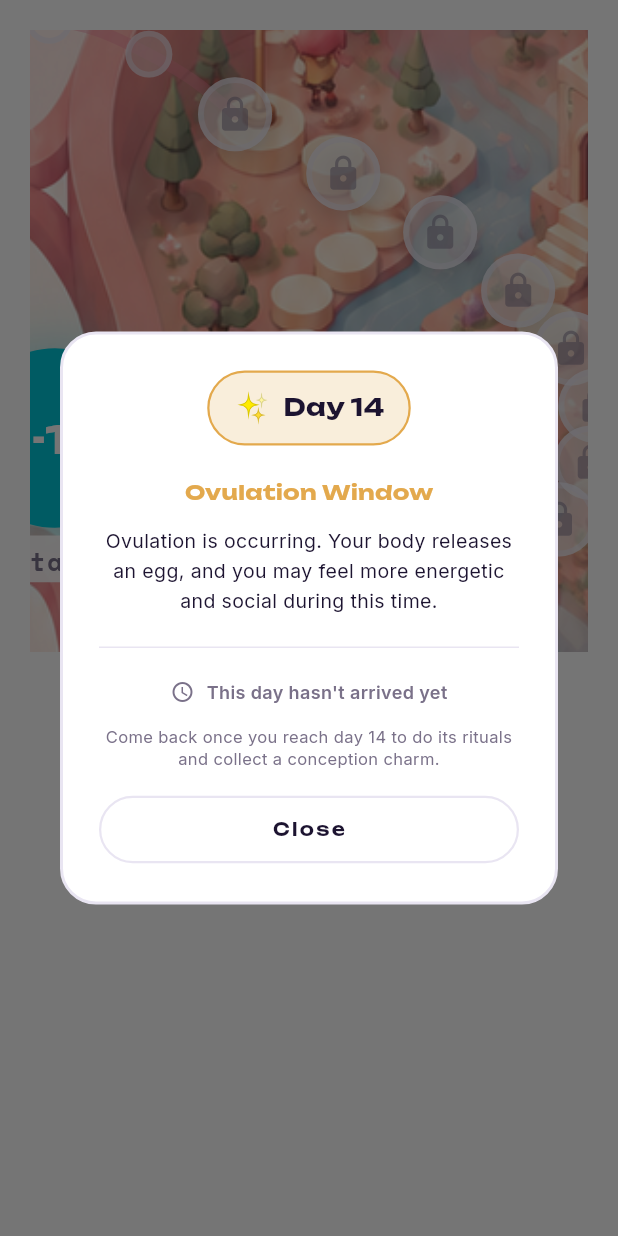
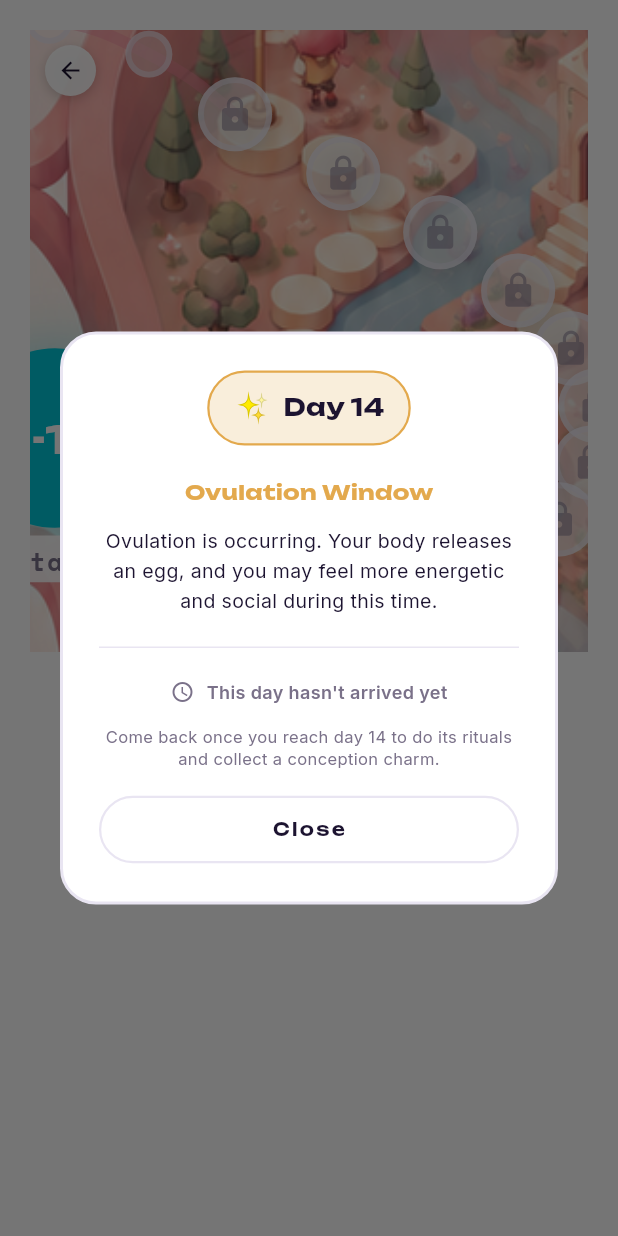
Before and after one commit to axentrix/wommi, a Flutter app: the JourneyMapWidget widget shown alone on an empty page, opened directly, after a tap on the "lock" icon, on a phone screen of 412 x 824 dp. Run offline on Flutter 3.47's test engine with Material 3 defaults, Android fonts, the phone set to English and light mode, and no system bars; our stand-ins replace drift, flutter_riverpod, google_fonts; missing offline and left inert: dart:html; accounts and stored records are empty; generated files the repository leaves out were written again.

Commit message:
Decouple the zoom preview from the dialog's own close action
Closing a marker's dialog (X, tap-outside, "Not now"...) no longer
auto zooms the map back out - it now stays zoomed on that region.
Two new controls appear while zoomed: a back button (top-left) that's
the only way to zoom back out, and a "View details" chip (bottom
center) that reopens the same dialog without re-triggering the zoom
animation, recomputing its state fresh each time.

Co-Authored-By: Claude Sonnet 5 <noreply@anthropic.com>
Claude-Session: https://claude.ai/code/session_01S4XViBRFi7itkcbNRgDFY5

```diff
--- a/lib/widgets/journey_map_widget.dart
+++ b/lib/widgets/journey_map_widget.dart
@@ -54,6 +54,15 @@ class _JourneyMapWidgetState extends ConsumerState<JourneyMapWidget>
   late final Animation<double> _zoomCurve;
   Alignment _zoomFocal = Alignment.center;
 
+  // Which marker the map is currently zoomed into, so the reopen chip below
+  // can bring its dialog back without re-triggering the zoom - and so the
+  // back button knows there's something to zoom back out of. Closing the
+  // dialog itself (X, tap-outside, "Not now"...) no longer un-zooms; only
+  // the back button does.
+  bool _zoomed = false;
+  int? _activeDay;
+  bool _activeIsOvary = false;
+
   @override
   void initState() {
     super.initState();
@@ -75,17 +84,61 @@ class _JourneyMapWidgetState extends ConsumerState<JourneyMapWidget>
   }
 
   /// Zooms the map in on [focal] (fractional 0..1 position of whatever was
-  /// tapped), awaits [showContent] (a showDialog(...) call, typically), then
-  /// zooms back out once it's dismissed.
-  Future<void> _zoomInto(
-    Offset focal,
-    Future<void> Function() showContent,
-  ) async {
-    setState(() => _zoomFocal = FractionalOffset(focal.dx, focal.dy));
-    await _zoomController.forward();
-    await showContent();
+  /// tapped) if it isn't already zoomed in, remembers it as the active
+  /// marker, then shows its dialog. Does *not* zoom back out when the
+  /// dialog closes - only [_exitZoom] does that.
+  Future<void> _openZoomedMarker(
+    Offset focal, {
+    int? day,
+    bool isOvary = false,
+  }) async {
+    setState(() {
+      _activeDay = day;
+      _activeIsOvary = isOvary;
+    });
+    if (!_zoomed) {
+      setState(() {
+        _zoomed = true;
+        _zoomFocal = FractionalOffset(focal.dx, focal.dy);
+      });
+      await _zoomController.forward();
+    }
+    await _showActiveDialog();
+  }
+
+  /// Re-shows whichever dialog belongs to the currently zoomed-in marker,
+  /// recomputing its state fresh - used by the reopen chip.
+  Future<void> _showActiveDialog() async {
+    final userState = ref.read(userStateProvider);
+    if (_activeIsOvary) {
+      await _showOvaryPhase(
+        context,
+        userState.currentDay,
+        _ovaryDayCount(userState),
+      );
+    } else if (_activeDay != null) {
+      final day = _activeDay!;
+      final isCompleted = userState.completedDays.contains(day);
+      await _showDayInfo(
+        context,
+        day,
+        isCompleted: isCompleted,
+        isInProgress: !isCompleted && userState.inProgressDays.contains(day),
+        isCurrent: day == userState.currentDay,
+        isFuture: day > userState.currentDay,
+      );
+    }
+  }
+
+  /// The only way back to the normal map view once zoomed in.
+  Future<void> _exitZoom() async {
+    await _zoomController.reverse();
     if (!mounted) return;
-    await _zoomController.reverse();
+    setState(() {
+      _zoomed = false;
+      _activeDay = null;
+      _activeIsOvary = false;
+    });
   }
 
   // Clamped so there are always at least 2 individually-plotted days after
@@ -163,7 +216,40 @@ class _JourneyMapWidgetState extends ConsumerState<JourneyMapWidget>
           child: AspectRatio(
             aspectRatio: _bgWidth / _bgHeight,
             child: ClipRect(
-              child: LayoutBuilder(
+              child: Stack(
+                children: [
+                  Positioned.fill(child: _buildZoomableMap(
+                    userState,
+                    currentDay,
+                    ovaryDayCount,
+                    tubeDayCount,
+                    tubeFractions,
+                    uterusStartDay,
+                    uterusAnchor,
+                  )),
+                  if (_zoomed) ...[
+                    _buildBackButton(),
+                    _buildReopenChip(),
+                  ],
+                ],
+              ),
+            ),
+          ),
+        ),
+      ),
+    );
+  }
+
+  Widget _buildZoomableMap(
+    UserState userState,
+    int currentDay,
+    int ovaryDayCount,
+    int tubeDayCount,
+    List<Offset> tubeFractions,
+    int uterusStartDay,
+    Offset uterusAnchor,
+  ) {
+    return LayoutBuilder(
                 builder: (context, constraints) {
                   final size = Size(constraints.maxWidth, constraints.maxHeight);
                   final mapStack = Stack(
@@ -221,7 +307,70 @@ class _JourneyMapWidgetState extends ConsumerState<JourneyMapWidget>
                     child: mapStack,
                   );
                 },
+    );
+  }
+
+  Widget _buildBackButton() {
+    return Positioned(
+      top: 10,
+      left: 10,
+      child: GestureDetector(
+        onTap: _exitZoom,
+        child: Container(
+          width: 34,
+          height: 34,
+          decoration: BoxDecoration(
+            shape: BoxShape.circle,
+            color: Colors.white.withOpacity(0.92),
+            boxShadow: [
+              BoxShadow(
+                color: Colors.black.withOpacity(0.18),
+                blurRadius: 6,
+                offset: const Offset(0, 2),
               ),
+            ],
+          ),
+          child: Icon(Icons.arrow_back, size: 18, color: WommiColors.ink),
+        ),
+      ),
+    );
+  }
+
+  Widget _buildReopenChip() {
+    return Positioned(
+      bottom: 10,
+      left: 0,
+      right: 0,
+      child: Center(
+        child: GestureDetector(
+          onTap: _showActiveDialog,
+          child: Container(
+            padding: const EdgeInsets.symmetric(horizontal: 14, vertical: 9),
+            decoration: BoxDecoration(
+              color: WommiColors.cyan,
+              borderRadius: BorderRadius.circular(100),
+              boxShadow: [
+                BoxShadow(
+                  color: WommiColors.cyan.withOpacity(0.4),
+                  blurRadius: 10,
+                  offset: const Offset(0, 2),
+                ),
+              ],
+            ),
+            child: Row(
+              mainAxisSize: MainAxisSize.min,
+              children: [
+                Icon(Icons.info_outline, size: 15, color: Colors.white),
+                const SizedBox(width: 6),
+                Text(
+                  'View details',
+                  style: GoogleFonts.unbounded(
+                    fontSize: 11,
+                    fontWeight: FontWeight.w700,
+                    color: Colors.white,
+                  ),
+                ),
+              ],
             ),
           ),
         ),
@@ -253,10 +402,7 @@ class _JourneyMapWidgetState extends ConsumerState<JourneyMapWidget>
       left: position.dx * size.width - nodeSize / 2,
       top: position.dy * size.height - nodeSize / 2,
       child: GestureDetector(
-        onTap: () => _zoomInto(
-          position,
-          () => _showOvaryPhase(context, currentDay, ovaryDayCount),
-        ),
+        onTap: () => _openZoomedMarker(position, isOvary: true),
         child: Column(
           mainAxisSize: MainAxisSize.min,
           children: [
@@ -339,6 +485,10 @@ class _JourneyMapWidgetState extends ConsumerState<JourneyMapWidget>
         dayCount: ovaryDayCount,
         onDayTap: (day) {
           Navigator.pop(context);
+          setState(() {
+            _activeIsOvary = false;
+            _activeDay = day;
+          });
           final userState = ref.read(userStateProvider);
           _showDayInfo(
             context,
@@ -404,17 +554,7 @@ class _JourneyMapWidgetState extends ConsumerState<JourneyMapWidget>
       left: position.dx - markerSize / 2,
       top: position.dy - markerSize / 2,
       child: GestureDetector(
-        onTap: () => _zoomInto(
-          fraction,
-          () => _showDayInfo(
-            context,
-            day,
-            isCompleted: isCompleted,
-            isInProgress: isInProgress,
-            isCurrent: isCurrent,
-            isFuture: isFuture,
-          ),
-        ),
+        onTap: () => _openZoomedMarker(fraction, day: day),
         child: Column(
           mainAxisSize: MainAxisSize.min,
           children: [
```
Also changed, not shown: 2 other files.
